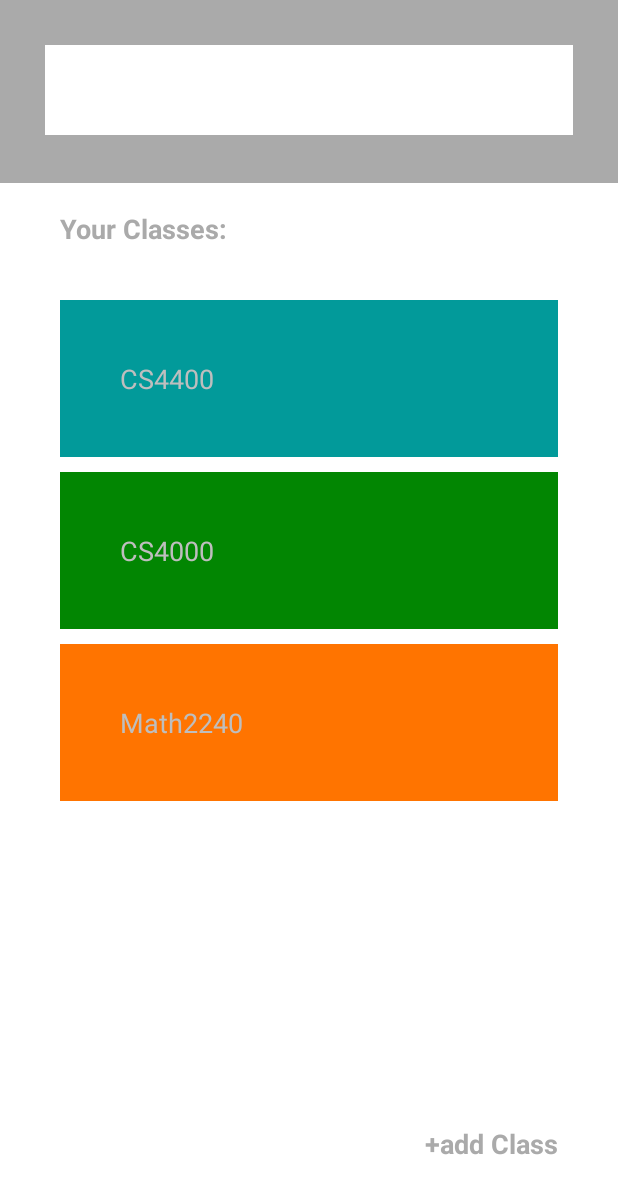
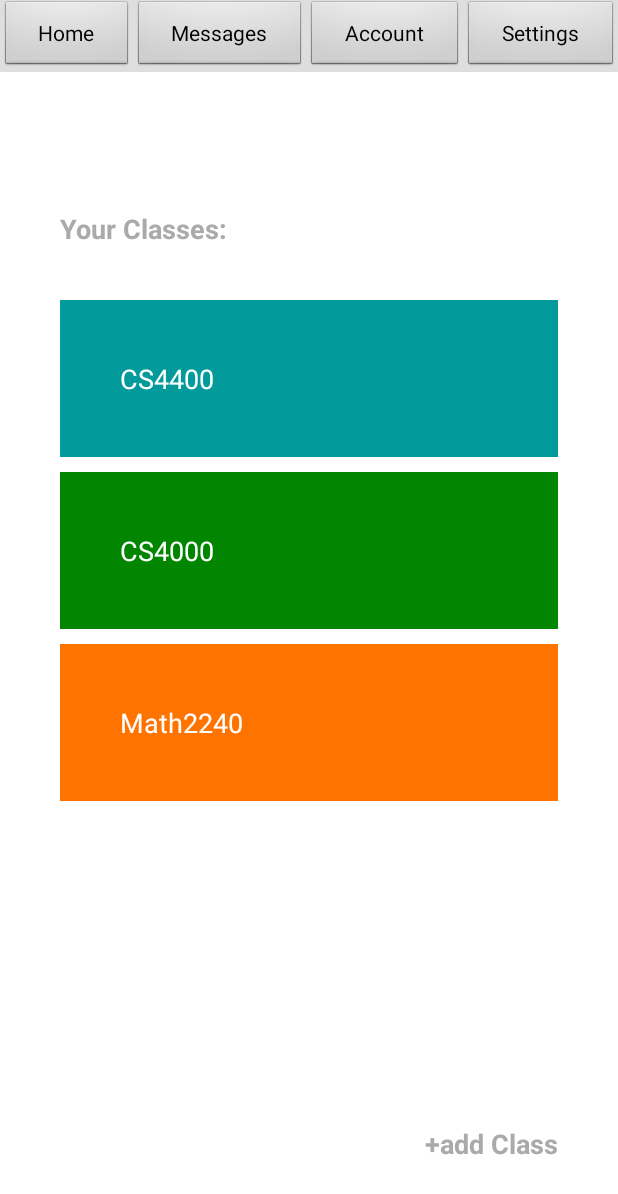
Before and after one commit to aymomeni/Tuber-Project, an Android app: the MenuActivity screen opened directly, with no data from a screen before it, on a phone screen of 412 x 824 dp. Shown: the top 1194 px of the screen. Run offline under Robolectric (Android 15) with nearby library versions, the phone set to English and light mode, and no system bars.

Commit message:
Setup a menu that is the only one possible with SDK 10

```diff
--- a/Android/Tuber/app/src/main/java/cs4000/tuber/MenuActivity.java
+++ b/Android/Tuber/app/src/main/java/cs4000/tuber/MenuActivity.java
@@ -33,6 +33,4 @@ public class MenuActivity extends Activity {
 //	setContentView(l);
 
   }
-
-
 }
--- a/Android/Tuber/app/src/main/res/layout/activity_menu.xml
+++ b/Android/Tuber/app/src/main/res/layout/activity_menu.xml
@@ -10,56 +10,56 @@
     tools:context="cs4000.tuber.MenuActivity">
 
 
-    <LinearLayout
-        android:orientation="horizontal"
-        android:layout_width="match_parent"
-        android:layout_height="wrap_content"
-        android:id="@+id/MenuBar"
-        android:background="@android:color/darker_gray"
-        android:padding="30dp"
-        >
+    <!--<LinearLayout-->
+        <!--android:orientation="horizontal"-->
+        <!--android:layout_width="match_parent"-->
+        <!--android:layout_height="wrap_content"-->
+        <!--android:id="@+id/MenuBar"-->
+        <!--android:background="@android:color/darker_gray"-->
+        <!--android:padding="30dp"-->
+        <!--&gt;-->
 
-        <ImageView
-            android:layout_width="wrap_content"
-            android:layout_height="60dp"
-            app:srcCompat="@drawable/home"
-            android:id="@+id/imageButton4"
-            android:background="@android:color/white"
-            android:layout_weight="0.21"
-            android:clickable="true"
-            />
+        <!--<ImageView-->
+            <!--android:layout_width="wrap_content"-->
+            <!--android:layout_height="60dp"-->
+            <!--app:srcCompat="@drawable/home"-->
+            <!--android:id="@+id/imageButton4"-->
+            <!--android:background="@android:color/white"-->
+            <!--android:layout_weight="0.21"-->
+            <!--android:clickable="true"-->
+            <!--/>-->
 
-        <ImageView
-            android:layout_width="wrap_content"
-            android:layout_height="62dp"
-            app:srcCompat="@drawable/settings"
-            android:id="@+id/imageButton3"
-            android:background="@android:color/white"
-            android:clickable="true"
-            />
+        <!--<ImageView-->
+            <!--android:layout_width="wrap_content"-->
+            <!--android:layout_height="62dp"-->
+            <!--app:srcCompat="@drawable/settings"-->
+            <!--android:id="@+id/imageButton3"-->
+            <!--android:background="@android:color/white"-->
+            <!--android:clickable="true"-->
+            <!--/>-->
 
 
-        <ImageView
-            android:layout_width="66dp"
-            android:layout_height="60dp"
-            app:srcCompat="@drawable/message"
-            android:id="@+id/imageButton2"
-            android:background="@android:color/white"
-            android:layout_weight="0.06"
-            android:clickable="true"
-            />
+        <!--<ImageView-->
+            <!--android:layout_width="66dp"-->
+            <!--android:layout_height="60dp"-->
+            <!--app:srcCompat="@drawable/message"-->
+            <!--android:id="@+id/imageButton2"-->
+            <!--android:background="@android:color/white"-->
+            <!--android:layout_weight="0.06"-->
+            <!--android:clickable="true"-->
+            <!--/>-->
 
-        <ImageView
-            android:layout_width="wrap_content"
-            android:layout_height="60dp"
-            app:srcCompat="@drawable/user"
-            android:id="@+id/imageButton"
-            android:background="@android:color/white"
-            android:layout_weight="0.50"
-            android:clickable="true"
-            />
+        <!--<ImageView-->
+            <!--android:layout_width="wrap_content"-->
+            <!--android:layout_height="60dp"-->
+            <!--app:srcCompat="@drawable/user"-->
+            <!--android:id="@+id/imageButton"-->
+            <!--android:background="@android:color/white"-->
+            <!--android:layout_weight="0.50"-->
+            <!--android:clickable="true"-->
+            <!--/>-->
 
-    </LinearLayout>
+    <!--</LinearLayout>-->
 
     <ScrollView
         android:layout_width="match_parent"
@@ -81,6 +81,7 @@
 
             <TextView
                 android:text="CS4400"
+                android:textColor="@color/colorPrimary_White"
                 android:textSize="18sp"
                 android:layout_width="match_parent"
                 android:layout_height="wrap_content"
@@ -91,6 +92,7 @@
 
             <TextView
                 android:text="CS4000"
+                android:textColor="@color/colorPrimary_White"
                 android:textSize="18sp"
                 android:layout_width="match_parent"
                 android:layout_height="wrap_content"
@@ -102,6 +104,7 @@
 
             <TextView
                 android:text="Math2240"
+                android:textColor="@color/colorPrimary_White"
                 android:textSize="18sp"
                 android:layout_width="match_parent"
                 android:layout_height="wrap_content"
@@ -142,4 +145,42 @@
         android:layout_alignParentEnd="true"
         android:paddingRight="40dp"/>
 
+    <LinearLayout
+        android:orientation="horizontal"
+        android:layout_width="match_parent"
+        android:layout_height="wrap_content"
+        android:layout_alignParentLeft="true"
+        android:layout_alignParentStart="true"
+        android:layout_alignParentTop="true"
+        android:background="@color/colorPrimary_Grey">
+
+        <Button
+            android:text="Home"
+            android:layout_width="wrap_content"
+            android:layout_height="wrap_content"
+            android:id="@+id/button3"
+            android:layout_weight="0.04"/>
+
+        <Button
+            android:text="Messages"
+            android:layout_width="wrap_content"
+            android:layout_height="wrap_content"
+            android:id="@+id/button4"
+            android:layout_weight="0.04"/>
+
+        <Button
+            android:text="Account"
+            android:layout_width="wrap_content"
+            android:layout_height="wrap_content"
+            android:id="@+id/button5"
+            android:layout_weight="0.04"/>
+
+        <Button
+            android:text="Settings"
+            android:layout_width="wrap_content"
+            android:layout_height="wrap_content"
+            android:id="@+id/button6"
+            android:layout_weight="0.04"/>
+    </LinearLayout>
+
 </RelativeLayout>
```
